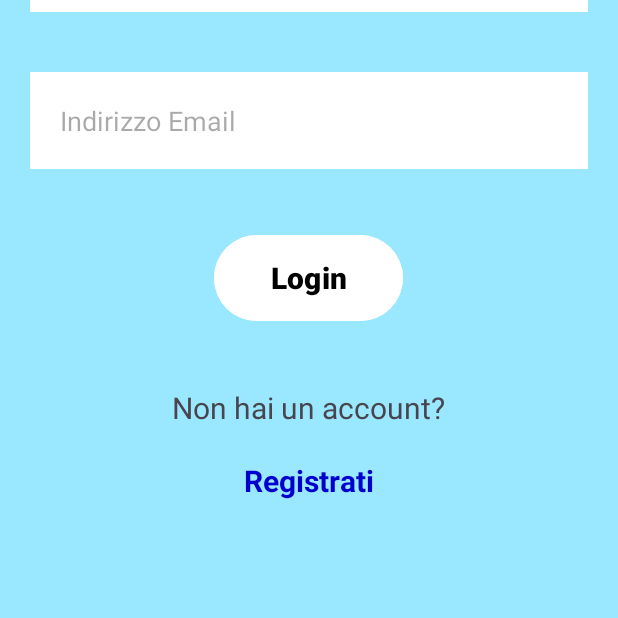
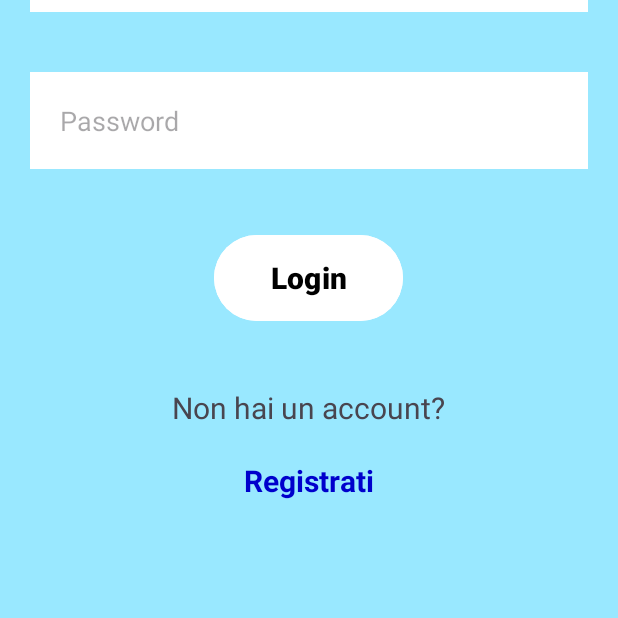
Before and after one commit to FrMa22/ProgettoINGSW_23-24, an Android app: the screen it shows after launch (MainActivity), on a phone screen of 412 x 824 dp, the part 438-1056 px from its top. Run offline under Robolectric (Android 15) with nearby library versions, the phone set to English and light mode, and no system bars.

Commit message:
Iniziata la GUI HomeUtente, in particolare: bottoni per preferiti e profilo, search bar e bottone momentaneo che fa da posto per bottone menù hamburger. Sono stati creati diversi elementi in drawable e MainActivity adesso apre Home premendo il pulsante di accesso (solo per testing di home

```diff
--- a/app/src/main/AndroidManifest.xml
+++ b/app/src/main/AndroidManifest.xml
@@ -22,6 +22,9 @@
             </intent-filter>
         </activity>
 
+
+        <activity android:name=".HomeUtente" />
+
     </application>
 
 </manifest>
--- a/app/src/main/java/com/example/progettoingsw/MainActivity.java
+++ b/app/src/main/java/com/example/progettoingsw/MainActivity.java
@@ -39,7 +39,9 @@ public class MainActivity extends AppCompatActivity {
                 bottoneLogin.setText("Porco");
                 //PopUpLogin schermata_richiesta_login = new PopUpLogin();
                 //schermata_richiesta_login.setVisible(true);
-                Intent intent = new Intent(MainActivity.this, PopUpLogin.class);
+                //Intent intent = new Intent(MainActivity.this, PopUpLogin.class);
+                //startActivity(intent);
+                Intent intent = new Intent(MainActivity.this, HomeUtente.class);
                 startActivity(intent);
 
             }
--- a/app/src/main/res/layout/activity_main.xml
+++ b/app/src/main/res/layout/activity_main.xml
@@ -4,7 +4,6 @@
     xmlns:tools="http://schemas.android.com/tools"
     android:layout_width="match_parent"
     android:layout_height="match_parent"
-    android:id="@+id/relativeLayout"
     android:background="#99E8FF"
     tools:context=".MainActivity">
 
@@ -23,18 +22,18 @@
         android:layout_alignBottom="@+id/barraSuperiore"
         android:layout_marginBottom="-1dp"
         android:gravity="center"
-        android:textSize="35dp"
+        android:textSize="35sp"
         android:textStyle="bold"
-        android:text="Benvenuto in *nome applicazione*" />
+        android:text="@string/benvenuto_in_nome_applicazione" />
 
     <TextView
         android:id="@+id/textViewCredenziali"
         android:layout_width="match_parent"
         android:layout_height="wrap_content"
-        android:text="Inserire credenziali:"
+        android:text="@string/inserire_credenziali"
         android:layout_below="@id/barraSuperiore"
         android:layout_margin="15dp"
-        android:textSize="25dp"
+        android:textSize="25sp"
         android:textStyle="bold"
         android:gravity="center"
         />
@@ -49,9 +48,10 @@
         android:layout_marginEnd="20dp"
         android:layout_marginBottom="20dp"
         android:background="@color/white"
-        android:drawableLeft="@drawable/baseline_alternate_email_24"
+
+        android:drawableStart="@drawable/baseline_alternate_email_24"
         android:drawablePadding="15dp"
-        android:hint="Indirizzo Email"
+        android:hint="@string/indirizzo_email"
         android:padding="20dp"
         />
 
@@ -65,9 +65,8 @@
         android:layout_marginEnd="20dp"
         android:layout_marginBottom="20dp"
         android:background="@color/white"
-
         android:drawablePadding="15dp"
-        android:hint="Indirizzo Email"
+        android:hint="@string/password"
         android:padding="20dp"
         />
 
```
Also changed, not shown: app/build.gradle.kts (+7 -0 lines), app/src/main/res/layout/pop_up_login.xml (+11 -17 lines), app/src/main/res/values/strings.xml (+20 -0 lines), app/src/main/res/values/themes.xml (+9 -0 lines).
